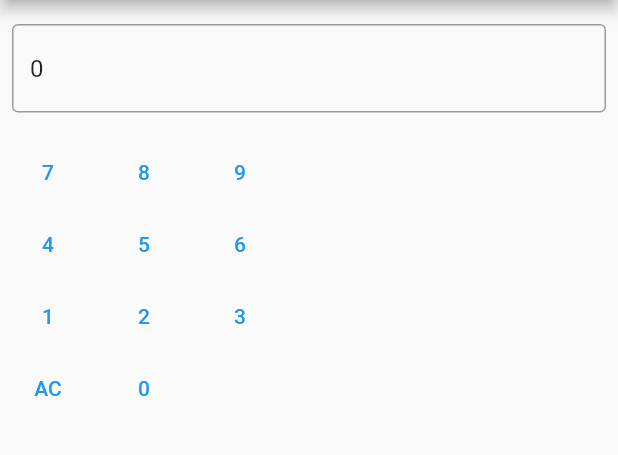
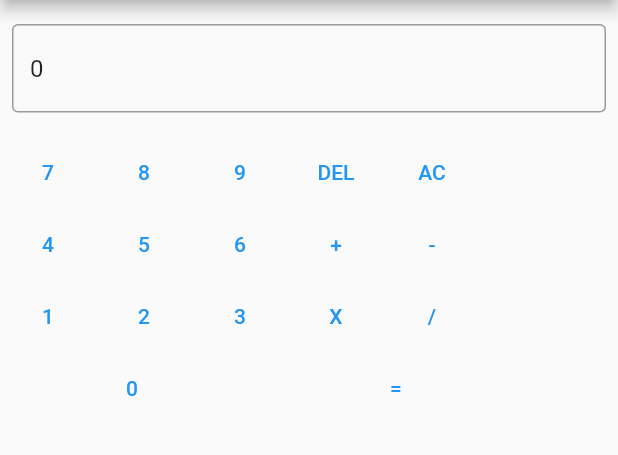
Before and after one commit to ProgRub/FlutterCalculator, a Flutter app: the screen it shows after launch, on a phone screen of 412 x 824 dp, the part 84-539 px from its top. Run offline on Flutter 3.47's test engine with Material 2 defaults, Android fonts, the phone set to English and light mode, and no system bars.

Commit message:
Added operators, dont do nothing, need to figure out button size for 0 and =

```diff
--- a/flutter_calculator/lib/main.dart
+++ b/flutter_calculator/lib/main.dart
@@ -58,22 +58,29 @@ class _CalculatorState extends State<Calculator> {
           Row(children: [
             TextButton(onPressed: () => {registerNumber(7)}, child: Text('7')),
             TextButton(onPressed: () => {registerNumber(8)}, child: Text('8')),
-            TextButton(onPressed: () => {registerNumber(9)}, child: Text('9'))
+            TextButton(onPressed: () => {registerNumber(9)}, child: Text('9')),
+            TextButton(
+                onPressed: () => {clearNumber()}, child: Text("DEL")),
+            TextButton(
+                onPressed: () => {clearNumber()}, child: Text("AC")),
           ]),
           Row(children: [
             TextButton(onPressed: () => {registerNumber(4)}, child: Text('4')),
             TextButton(onPressed: () => {registerNumber(5)}, child: Text('5')),
-            TextButton(onPressed: () => {registerNumber(6)}, child: Text('6'))
+            TextButton(onPressed: () => {registerNumber(6)}, child: Text('6')),
+            TextButton(onPressed: () => {clearNumber()}, child: Text('+')),
+            TextButton(onPressed: () => {clearNumber()}, child: Text('-'))
           ]),
           Row(children: [
             TextButton(onPressed: () => {registerNumber(1)}, child: Text('1')),
             TextButton(onPressed: () => {registerNumber(2)}, child: Text('2')),
-            TextButton(onPressed: () => {registerNumber(3)}, child: Text('3'))
+            TextButton(onPressed: () => {registerNumber(3)}, child: Text('3')),
+            TextButton(onPressed: () => {clearNumber()}, child: Text('X')),
+            TextButton(onPressed: () => {clearNumber()}, child: Text('/'))
           ]),
           Row(children: [
-            TextButton(
-                onPressed: () => {clearNumber()}, child: Text("AC")),
-            TextButton(onPressed: () => {registerNumber(0)}, child: Text('0'))
+            Padding(padding:EdgeInsets.only(left: 56.0) ,child: TextButton(onPressed: () => {registerNumber(0)}, child: Text('0'))),
+            Padding(padding:EdgeInsets.only(left: 112.0) ,child: TextButton(onPressed: () => {clearNumber()}, child: Text('=')))
           ])
         ]));
   }
```
